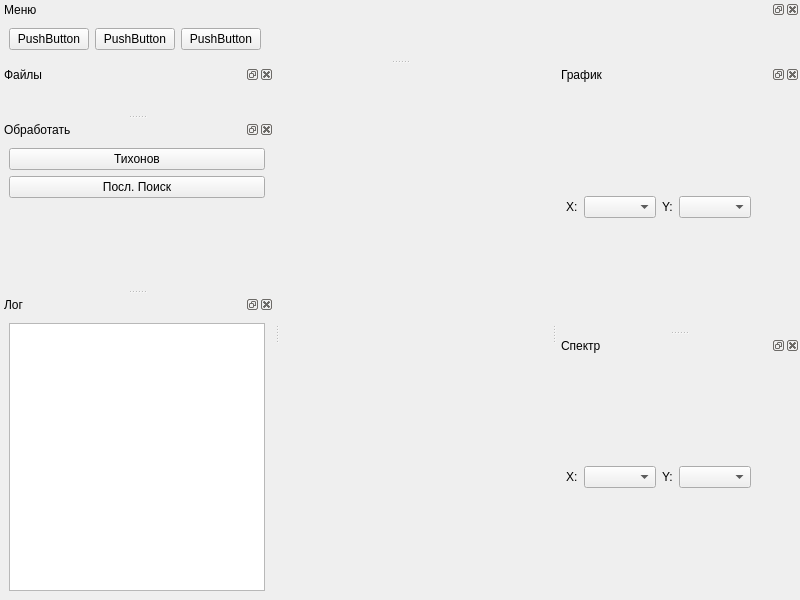
Qt form mainwindow.ui (Dm1stry/pyNMR_Processing) before a commit.
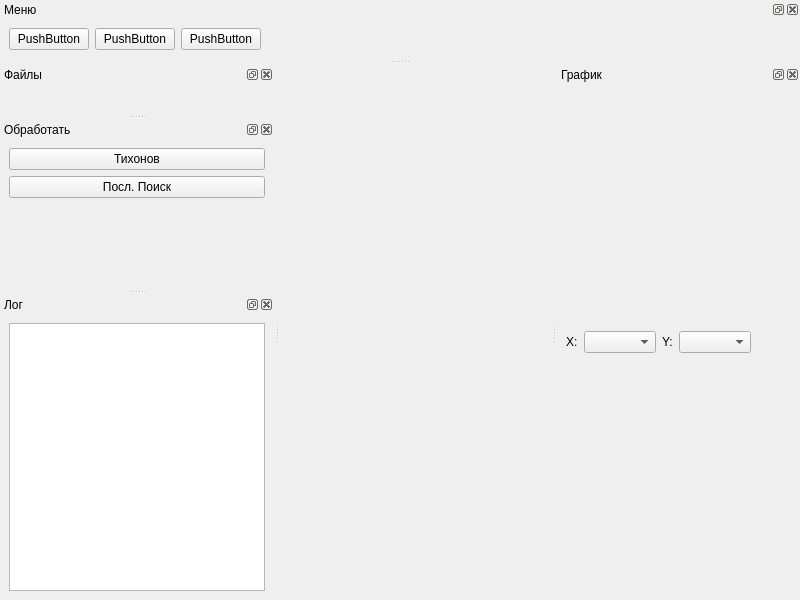
The same form after that commit.

Commit message: Не понятно, почему при инкапсуляции MplCanvas в виджет, он перестает работать

```diff
--- a/mainwindow.ui
+++ b/mainwindow.ui
@@ -148,77 +148,6 @@
     </layout>
    </widget>
   </widget>
-  <widget class="QDockWidget" name="spectrum_dock">
-   <property name="windowTitle">
-    <string>Спектр</string>
-   </property>
-   <attribute name="dockWidgetArea">
-    <number>2</number>
-   </attribute>
-   <widget class="QWidget" name="dockWidgetContents_2">
-    <layout class="QVBoxLayout" name="verticalLayout_4">
-     <item>
-      <layout class="QVBoxLayout" name="spectrum_layout"/>
-     </item>
-     <item>
-      <layout class="QHBoxLayout" name="spectrum_scale_layout">
-       <item>
-        <widget class="QLabel" name="spectrum_x_scale_label">
-         <property name="sizePolicy">
-          <sizepolicy hsizetype="Maximum" vsizetype="Maximum">
-           <horstretch>0</horstretch>
-           <verstretch>0</verstretch>
-          </sizepolicy>
-         </property>
-         <property name="text">
-          <string>X:</string>
-         </property>
-        </widget>
-       </item>
-       <item>
-        <widget class="QComboBox" name="spectrum_x_scale_box">
-         <property name="sizePolicy">
-          <sizepolicy hsizetype="Preferred" vsizetype="Maximum">
-           <horstretch>0</horstretch>
-           <verstretch>0</verstretch>
-          </sizepolicy>
-         </property>
-        </widget>
-       </item>
-       <item>
-        <widget class="QLabel" name="spectrum_y_scale_label">
-         <property name="sizePolicy">
-          <sizepolicy hsizetype="Maximum" vsizetype="Maximum">
-           <horstretch>0</horstretch>
-           <verstretch>0</verstretch>
-          </sizepolicy>
-         </property>
-         <property name="text">
-          <string>Y:</string>
-         </property>
-        </widget>
-       </item>
-       <item>
-        <widget class="QComboBox" name="spectrum_y_scale_box"/>
-       </item>
-       <item>
-        <spacer name="horizontalSpacer_3">
-         <property name="orientation">
-          <enum>Qt::Horizontal</enum>
-         </property>
-         <property name="sizeHint" stdset="0">
-          <size>
-           <width>40</width>
-           <height>20</height>
-          </size>
-         </property>
-        </spacer>
-       </item>
-      </layout>
-     </item>
-    </layout>
-   </widget>
-  </widget>
   <widget class="QDockWidget" name="log_dock">
    <property name="windowTitle">
     <string>Лог</string>
```
The commit also changes 1 other file.
